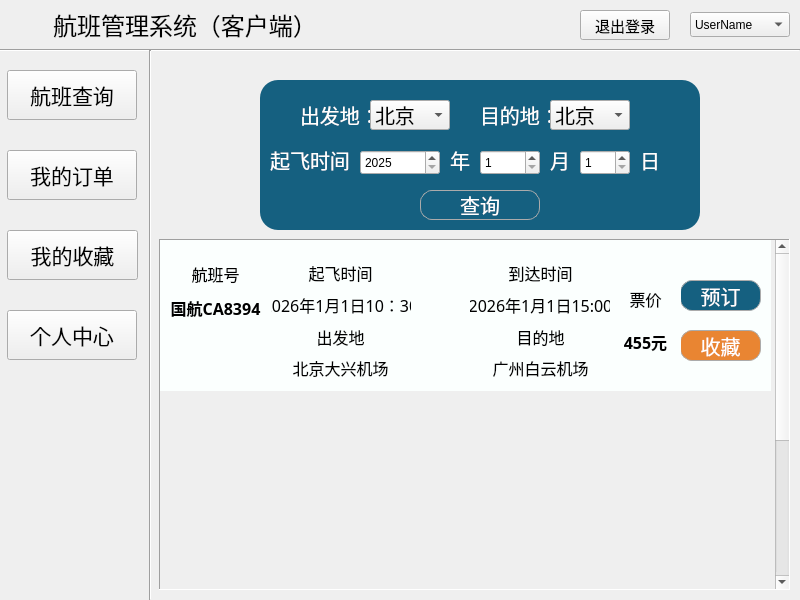
Old version of the form UserMainWindow.ui in the repository ImmortalWatcher/Flient_Management.
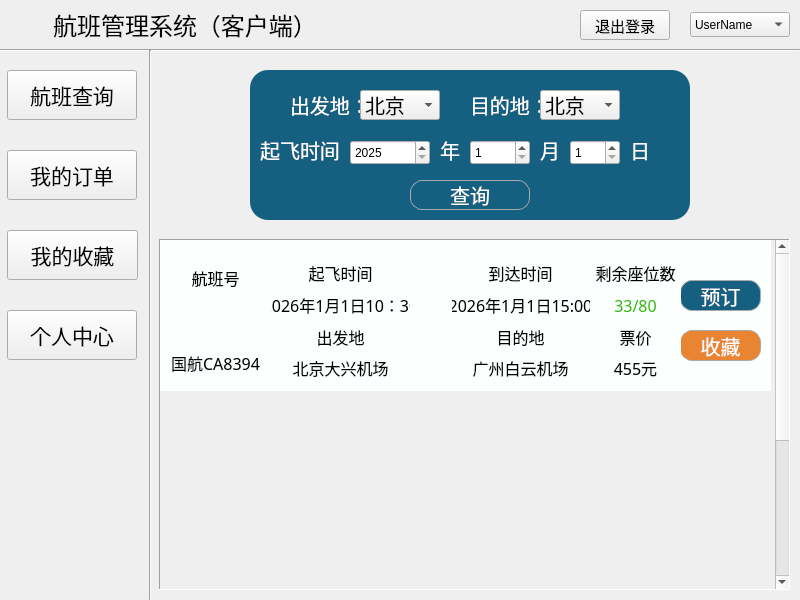
New version of the form. Icons and pictures are not drawn.

Patch:
```diff
--- a/UserMainWindow.ui
+++ b/UserMainWindow.ui
@@ -297,8 +297,8 @@
      <widget class="QFrame" name="flightsearch">
       <property name="geometry">
        <rect>
-        <x>110</x>
-        <y>30</y>
+        <x>100</x>
+        <y>20</y>
         <width>440</width>
         <height>150</height>
        </rect>
@@ -1891,31 +1891,6 @@
         <property name="styleSheet">
          <string notr="true">background-color: #fbfffe;</string>
         </property>
-        <widget class="QLabel" name="label">
-         <property name="geometry">
-          <rect>
-           <x>30</x>
-           <y>90</y>
-           <width>50</width>
-           <height>50</height>
-          </rect>
-         </property>
-         <property name="font">
-          <font>
-           <family>华文楷体</family>
-           <pointsize>11</pointsize>
-          </font>
-         </property>
-         <property name="styleSheet">
-          <string notr="true"/>
-         </property>
-         <property name="text">
-          <string/>
-         </property>
-         <property name="pixmap">
-          <pixmap resource="figures.qrc">:/img/source/figures/capitalLogo.png</pixmap>
-         </property>
-        </widget>
         <widget class="QPushButton" name="searchBtn_2">
          <property name="enabled">
           <bool>true</bool>
@@ -2057,7 +2032,7 @@
         <widget class="QWidget" name="verticalLayoutWidget_2">
          <property name="geometry">
           <rect>
-           <x>310</x>
+           <x>290</x>
            <y>20</y>
            <width>141</width>
            <height>121</height>
@@ -2132,83 +2107,13 @@
           </item>
          </layout>
         </widget>
-        <widget class="QLabel" name="label_13">
-         <property name="geometry">
-          <rect>
-           <x>260</x>
-           <y>60</y>
-           <width>41</width>
-           <height>41</height>
-          </rect>
-         </property>
-         <property name="font">
-          <font>
-           <family>华文楷体</family>
-           <pointsize>11</pointsize>
-          </font>
-         </property>
-         <property name="styleSheet">
-          <string notr="true">border：none；</string>
-         </property>
-         <property name="text">
-          <string/>
-         </property>
-         <property name="pixmap">
-          <pixmap resource="figures.qrc">:/img/source/figures/arrow.png</pixmap>
-         </property>
-        </widget>
-        <widget class="QWidget" name="verticalLayoutWidget_4">
-         <property name="geometry">
-          <rect>
-           <x>450</x>
-           <y>40</y>
-           <width>71</width>
-           <height>80</height>
-          </rect>
-         </property>
-         <layout class="QVBoxLayout" name="verticalLayout_6">
-          <item>
-           <widget class="QLabel" name="label_15">
-            <property name="font">
-             <font>
-              <family>华文楷体</family>
-              <pointsize>12</pointsize>
-             </font>
-            </property>
-            <property name="text">
-             <string>票价</string>
-            </property>
-            <property name="alignment">
-             <set>Qt::AlignmentFlag::AlignCenter</set>
-            </property>
-           </widget>
-          </item>
-          <item>
-           <widget class="QLabel" name="label_16">
-            <property name="font">
-             <font>
-              <family>华文楷体</family>
-              <pointsize>12</pointsize>
-              <bold>true</bold>
-             </font>
-            </property>
-            <property name="text">
-             <string>455元</string>
-            </property>
-            <property name="alignment">
-             <set>Qt::AlignmentFlag::AlignCenter</set>
-            </property>
-           </widget>
-          </item>
-         </layout>
-        </widget>
         <widget class="QWidget" name="verticalLayoutWidget_3">
          <property name="geometry">
           <rect>
            <x>0</x>
            <y>20</y>
            <width>111</width>
-           <height>61</height>
+           <height>121</height>
           </rect>
          </property>
          <layout class="QVBoxLayout" name="verticalLayout_5">
@@ -2228,13 +2133,35 @@
             </property>
            </widget>
           </item>
+          <item>
+           <widget class="QLabel" name="label">
+            <property name="font">
+             <font>
+              <family>华文楷体</family>
+              <pointsize>11</pointsize>
+             </font>
+            </property>
+            <property name="styleSheet">
+             <string notr="true"/>
+            </property>
+            <property name="text">
+             <string/>
+            </property>
+            <property name="pixmap">
+             <pixmap resource="figures.qrc">:/img/source/figures/capitalLogo.png</pixmap>
+            </property>
+            <property name="alignment">
+             <set>Qt::AlignmentFlag::AlignCenter</set>
+            </property>
+           </widget>
+          </item>
           <item>
            <widget class="QLabel" name="label_14">
             <property name="font">
              <font>
               <family>华文楷体</family>
               <pointsize>12</pointsize>
-              <bold>true</bold>
+              <bold>false</bold>
              </font>
             </property>
             <property name="text">
@@ -2247,6 +2174,228 @@
           </item>
          </layout>
         </widget>
+        <widget class="QWidget" name="verticalLayoutWidget_4">
+         <property name="geometry">
+          <rect>
+           <x>250</x>
+           <y>20</y>
+           <width>42</width>
+           <height>121</height>
+          </rect>
+         </property>
+         <layout class="QVBoxLayout" name="verticalLayout_4">
+          <item>
+           <widget class="QLabel" name="label_13">
+            <property name="font">
+             <font>
+              <family>华文楷体</family>
+              <pointsize>11</pointsize>
+             </font>
+            </property>
+            <property name="styleSheet">
+             <string notr="true">border：none；</string>
+            </property>
+            <property name="text">
+             <string/>
+            </property>
+            <property name="pixmap">
+             <pixmap resource="figures.qrc">:/img/source/figures/arrow.png</pixmap>
+            </property>
+            <property name="alignment">
+             <set>Qt::AlignmentFlag::AlignCenter</set>
+            </property>
+           </widget>
+          </item>
+         </layout>
+        </widget>
+        <widget class="QWidget" name="verticalLayoutWidget_5">
+         <property name="geometry">
+          <rect>
+           <x>430</x>
+           <y>20</y>
+           <width>91</width>
+           <height>121</height>
+          </rect>
+         </property>
+         <layout class="QVBoxLayout" name="verticalLayout_6">
+          <item>
+           <widget class="QLabel" name="label_17">
+            <property name="font">
+             <font>
+              <family>华文楷体</family>
+              <pointsize>12</pointsize>
+              <bold>false</bold>
+             </font>
+            </property>
+            <property name="text">
+             <string>剩余座位数</string>
+            </property>
+            <property name="alignment">
+             <set>Qt::AlignmentFlag::AlignCenter</set>
+            </property>
+           </widget>
+          </item>
+          <item>
+           <widget class="QLabel" name="label_18">
+            <property name="palette">
+             <palette>
+              <active>
+               <colorrole role="WindowText">
+                <brush brushstyle="SolidPattern">
+                 <color alpha="255">
+                  <red>51</red>
+                  <green>182</green>
+                  <blue>15</blue>
+                 </color>
+                </brush>
+               </colorrole>
+               <colorrole role="Button">
+                <brush brushstyle="SolidPattern">
+                 <color alpha="255">
+                  <red>251</red>
+                  <green>255</green>
+                  <blue>254</blue>
+                 </color>
+                </brush>
+               </colorrole>
+               <colorrole role="Base">
+                <brush brushstyle="SolidPattern">
+                 <color alpha="255">
+                  <red>251</red>
+                  <green>255</green>
+                  <blue>254</blue>
+                 </color>
+                </brush>
+               </colorrole>
+               <colorrole role="Window">
+                <brush brushstyle="SolidPattern">
+                 <color alpha="255">
+                  <red>251</red>
+                  <green>255</green>
+                  <blue>254</blue>
+                 </color>
+                </brush>
+               </colorrole>
+              </active>
+              <inactive>
+               <colorrole role="WindowText">
+                <brush brushstyle="SolidPattern">
+                 <color alpha="255">
+                  <red>51</red>
+                  <green>182</green>
+                  <blue>15</blue>
+                 </color>
+                </brush>
+               </colorrole>
+               <colorrole role="Button">
+                <brush brushstyle="SolidPattern">
+                 <color alpha="255">
+                  <red>251</red>
+                  <green>255</green>
+                  <blue>254</blue>
+                 </color>
+                </brush>
+               </colorrole>
+               <colorrole role="Base">
+                <brush brushstyle="SolidPattern">
+                 <color alpha="255">
+                  <red>251</red>
+                  <green>255</green>
+                  <blue>254</blue>
+                 </color>
+                </brush>
+               </colorrole>
+               <colorrole role="Window">
+                <brush brushstyle="SolidPattern">
+                 <color alpha="255">
+                  <red>251</red>
+                  <green>255</green>
+                  <blue>254</blue>
+                 </color>
+                </brush>
+               </colorrole>
+              </inactive>
+              <disabled>
+               <colorrole role="Button">
+                <brush brushstyle="SolidPattern">
+                 <color alpha="255">
+                  <red>251</red>
+                  <green>255</green>
+                  <blue>254</blue>
+                 </color>
+                </brush>
+               </colorrole>
+               <colorrole role="Base">
+                <brush brushstyle="SolidPattern">
+                 <color alpha="255">
+                  <red>251</red>
+                  <green>255</green>
+                  <blue>254</blue>
+                 </color>
+                </brush>
+               </colorrole>
+               <colorrole role="Window">
+                <brush brushstyle="SolidPattern">
+                 <color alpha="255">
+                  <red>251</red>
+                  <green>255</green>
+                  <blue>254</blue>
+                 </color>
+                </brush>
+               </colorrole>
+              </disabled>
+             </palette>
+            </property>
+            <property name="font">
+             <font>
+              <family>华文楷体</family>
+              <pointsize>12</pointsize>
+              <bold>false</bold>
+             </font>
+            </property>
+            <property name="text">
+             <string>33/80</string>
+            </property>
+            <property name="alignment">
+             <set>Qt::AlignmentFlag::AlignCenter</set>
+            </property>
+           </widget>
+          </item>
+          <item>
+           <widget class="QLabel" name="label_15">
+            <property name="font">
+             <font>
+              <family>华文楷体</family>
+              <pointsize>12</pointsize>
+             </font>
+            </property>
+            <property name="text">
+             <string>票价</string>
+            </property>
+            <property name="alignment">
+             <set>Qt::AlignmentFlag::AlignCenter</set>
+            </property>
+           </widget>
+          </item>
+          <item>
+           <widget class="QLabel" name="label_16">
+            <property name="font">
+             <font>
+              <family>华文楷体</family>
+              <pointsize>12</pointsize>
+              <bold>false</bold>
+             </font>
+            </property>
+            <property name="text">
+             <string>455元</string>
+            </property>
+            <property name="alignment">
+             <set>Qt::AlignmentFlag::AlignCenter</set>
+            </property>
+           </widget>
+          </item>
+         </layout>
+        </widget>
        </widget>
       </widget>
      </widget>
```
